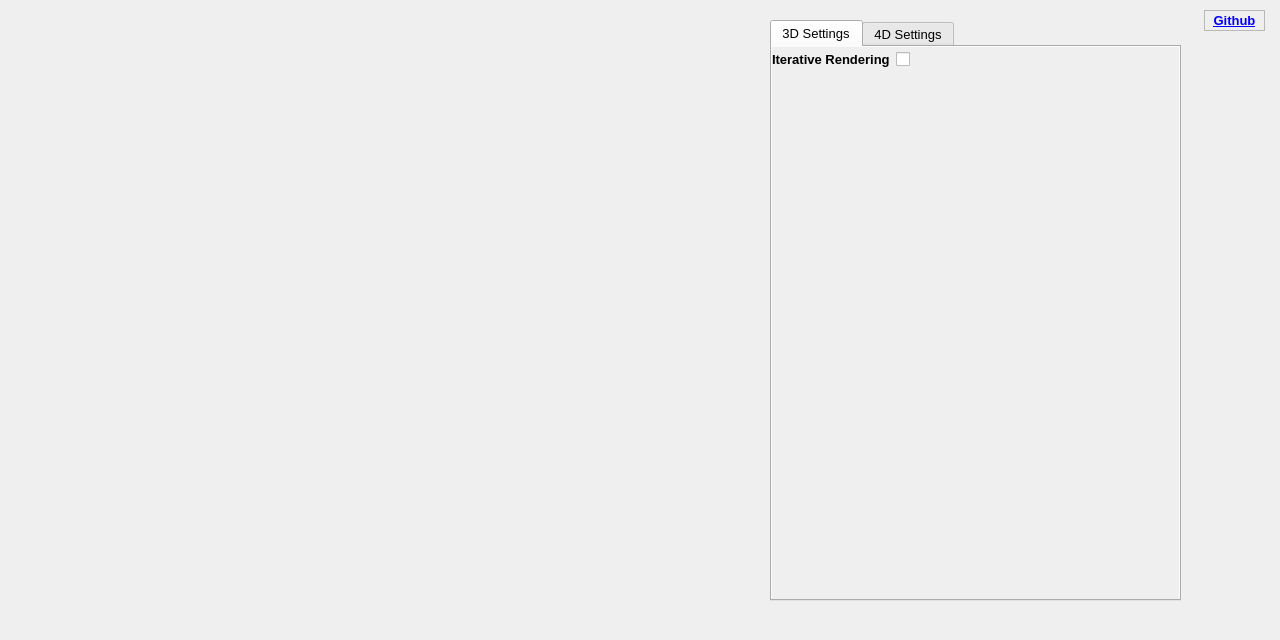
The window that src/Viewport.ui (Luminic/NWAPW_RayTracer) describes before a commit, drawn with Qt 5.
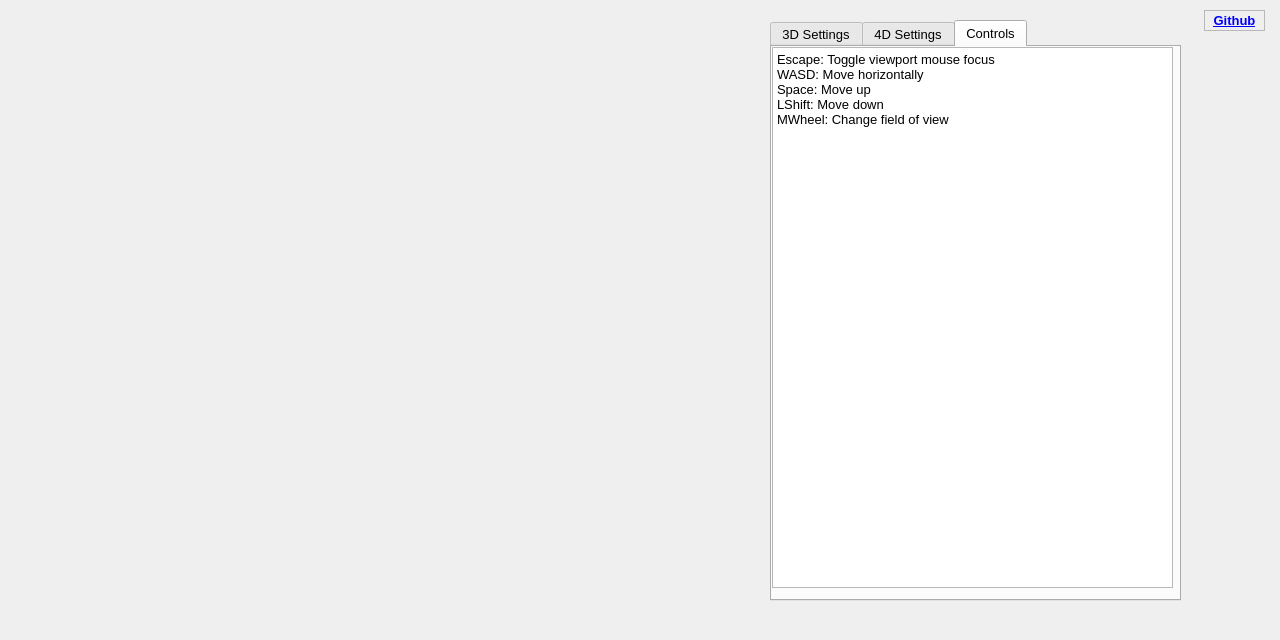
The same window after the commit. The open tabs and pages were chosen to show the change.

Commit message: Implemented Mouse Wheel Scrolling

Diff of the .ui file:
```diff
--- a/src/Viewport.ui
+++ b/src/Viewport.ui
@@ -85,6 +85,15 @@
       </item>
       <item row="0" column="1">
        <widget class="QCheckBox" name="iterativeRenderCheckBox">
+        <property name="sizePolicy">
+         <sizepolicy hsizetype="Minimum" vsizetype="Fixed">
+          <horstretch>0</horstretch>
+          <verstretch>0</verstretch>
+         </sizepolicy>
+        </property>
+        <property name="layoutDirection">
+         <enum>Qt::RightToLeft</enum>
+        </property>
         <property name="text">
          <string/>
         </property>
@@ -149,6 +158,37 @@
      </layout>
     </widget>
    </widget>
+   <widget class="QWidget" name="controlsTab">
+    <attribute name="title">
+     <string>Controls</string>
+    </attribute>
+    <widget class="QPlainTextEdit" name="plainTextEdit">
+     <property name="geometry">
+      <rect>
+       <x>0</x>
+       <y>0</y>
+       <width>401</width>
+       <height>541</height>
+      </rect>
+     </property>
+     <property name="acceptDrops">
+      <bool>false</bool>
+     </property>
+     <property name="autoFillBackground">
+      <bool>true</bool>
+     </property>
+     <property name="readOnly">
+      <bool>true</bool>
+     </property>
+     <property name="plainText">
+      <string>Escape: Toggle viewport mouse focus
+WASD: Move horizontally
+Space: Move up
+LShift: Move down
+MWheel: Change field of view</string>
+     </property>
+    </widget>
+   </widget>
   </widget>
   <widget class="QLabel" name="githubLink">
    <property name="geometry">
```
Left out of the diff: 31 changed lines with no effect on the pictures. The commit also changes 6 other files.
